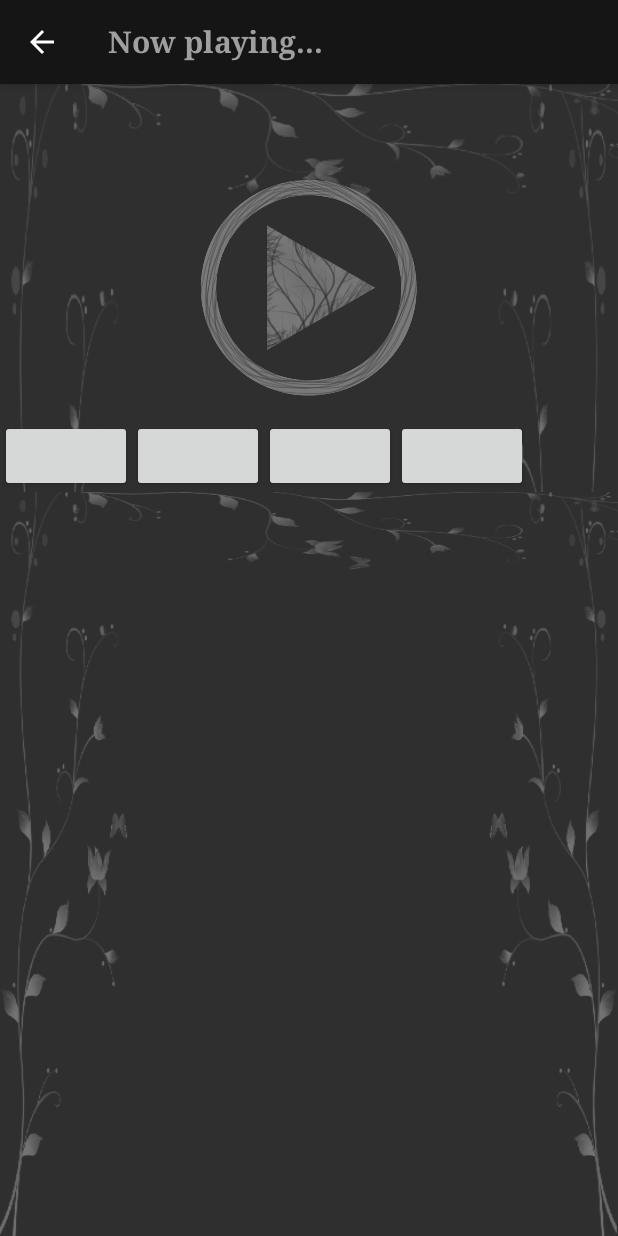
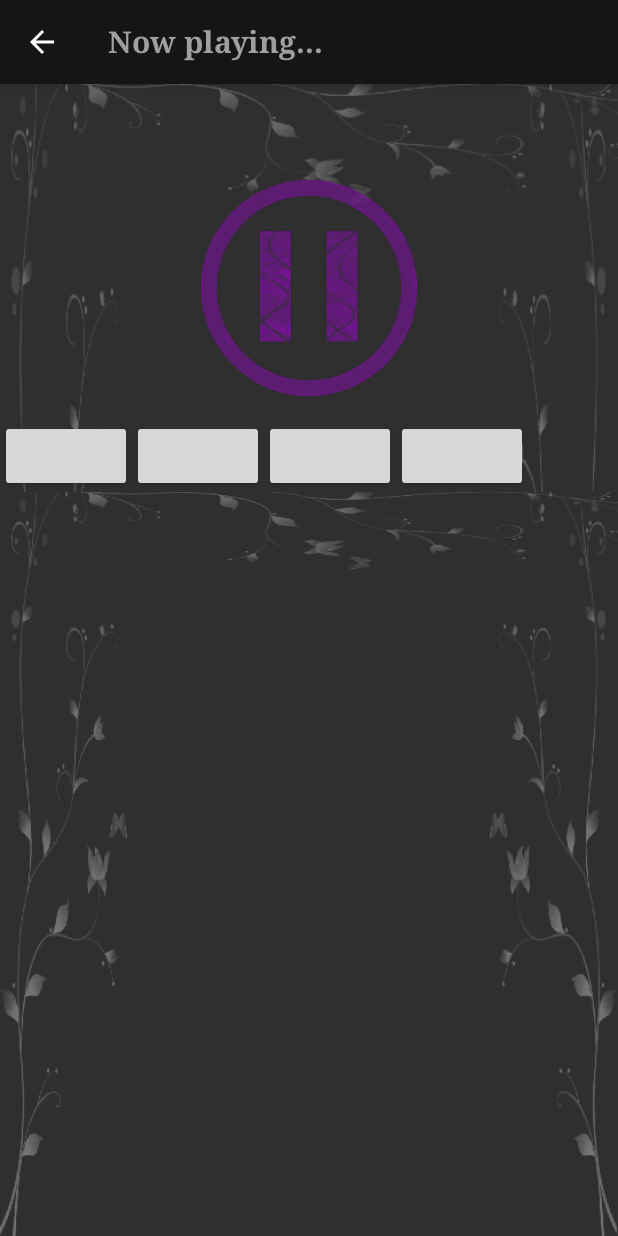
Before and after one commit to eovka/MusicalStructure, an Android app: the PlayerActivity screen opened directly, with no data from a screen before it, on a phone screen of 412 x 824 dp. Run offline under Robolectric (Android 15) with nearby library versions, the phone set to English and light mode, and no system bars; our stand-ins replace data binding.

Commit message:
Buttons and action bar in player activity set up

```diff
--- a/app/src/main/java/pl/pisze_czytam/musicalstructure/PlayerActivity.java
+++ b/app/src/main/java/pl/pisze_czytam/musicalstructure/PlayerActivity.java
@@ -1,12 +1,37 @@
 package pl.pisze_czytam.musicalstructure;
 
+import android.databinding.DataBindingUtil;
 import android.os.Bundle;
 import android.support.v7.app.AppCompatActivity;
+import android.view.View;
+
+import pl.pisze_czytam.musicalstructure.databinding.ActivityPlayerBinding;
 
 public class PlayerActivity extends AppCompatActivity {
+    ActivityPlayerBinding bind;
+    boolean isPlaying;
+
     @Override
     protected void onCreate(Bundle savedInstanceState) {
         super.onCreate(savedInstanceState);
-        setContentView(R.layout.activity_player);
+        bind = DataBindingUtil.setContentView(this, R.layout.activity_player);
+
+        isPlaying = true;
+        bind.pauseImage.setOnClickListener(new View.OnClickListener() {
+            @Override
+            public void onClick(View v) {
+                if (isPlaying) {
+                    bind.pauseImage.setImageDrawable(getResources().getDrawable(R.drawable.button_play));
+                    //noinspection ConstantConditions
+                    getSupportActionBar().setTitle(getString(R.string.music_stopped));
+                    isPlaying = false;
+                } else {
+                    bind.pauseImage.setImageDrawable(getResources().getDrawable(R.drawable.button_pause_purple));
+                    //noinspection ConstantConditions
+                    getSupportActionBar().setTitle(getString(R.string.now_playing));
+                    isPlaying = true;
+                }
+            }
+        });
     }
 }
--- a/app/src/main/res/layout/activity_player.xml
+++ b/app/src/main/res/layout/activity_player.xml
@@ -1,5 +1,7 @@
 <?xml version="1.0" encoding="utf-8"?>
-<LinearLayout xmlns:android="http://schemas.android.com/apk/res/android"
+<layout xmlns:android="http://schemas.android.com/apk/res/android">
+
+    <LinearLayout
         android:layout_width="match_parent"
         android:layout_height="match_parent"
         android:background="@drawable/music_background"
@@ -11,14 +13,14 @@
             android:orientation="vertical">
 
             <ImageView
-            android:id="@+id/play_image"
+                android:id="@+id/pause_image"
                 android:layout_width="wrap_content"
                 android:layout_height="wrap_content"
                 android:layout_gravity="center"
                 android:layout_marginBottom="@dimen/standard_padding"
                 android:layout_marginTop="@dimen/large_margin"
                 android:contentDescription="@string/play_icon"
-            android:src="@drawable/button_play" />
+                android:src="@drawable/button_pause_purple" />
 
             <LinearLayout
                 android:layout_width="match_parent"
@@ -47,3 +49,4 @@
             android:id="@+id/include"
             layout="@layout/music_list" />
     </LinearLayout>
+</layout>
--- a/app/src/main/res/values/strings.xml
+++ b/app/src/main/res/values/strings.xml
@@ -10,4 +10,5 @@
     <string name="an_artist"> an artist</string>
     <string name="an_album"> an album</string>
     <string name="now_playing">Now playing&#8230;</string>
+    <string name="music_stopped">Music stopped</string>
 </resources>
```
Also changed, not shown: app/src/main/res/drawable-hdpi/button_pause_purple.png (added), app/src/main/res/drawable-mdpi/button_pause_purple.png (added), app/src/main/res/drawable-xhdpi/button_pause_purple.png (added), app/src/main/res/drawable-xxhdpi/button_pause_purple.png (added), app/src/main/res/drawable-xxxhdpi/button_pause_purple.png (added). Lines whose indentation alone changed are shown as unchanged.
